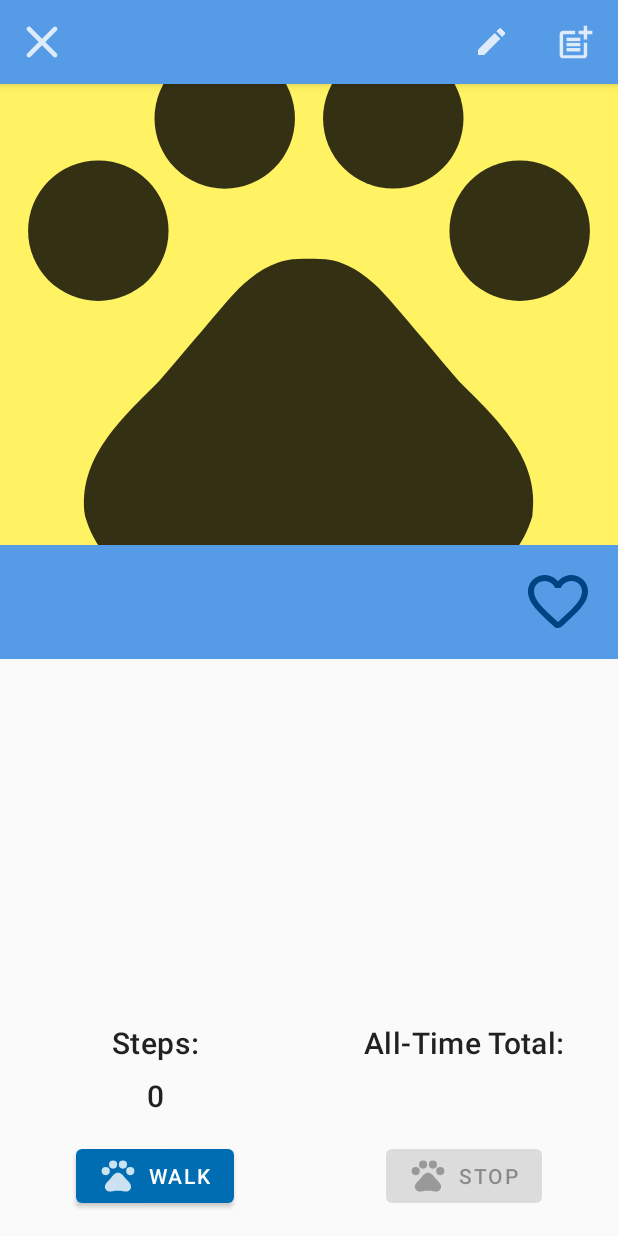
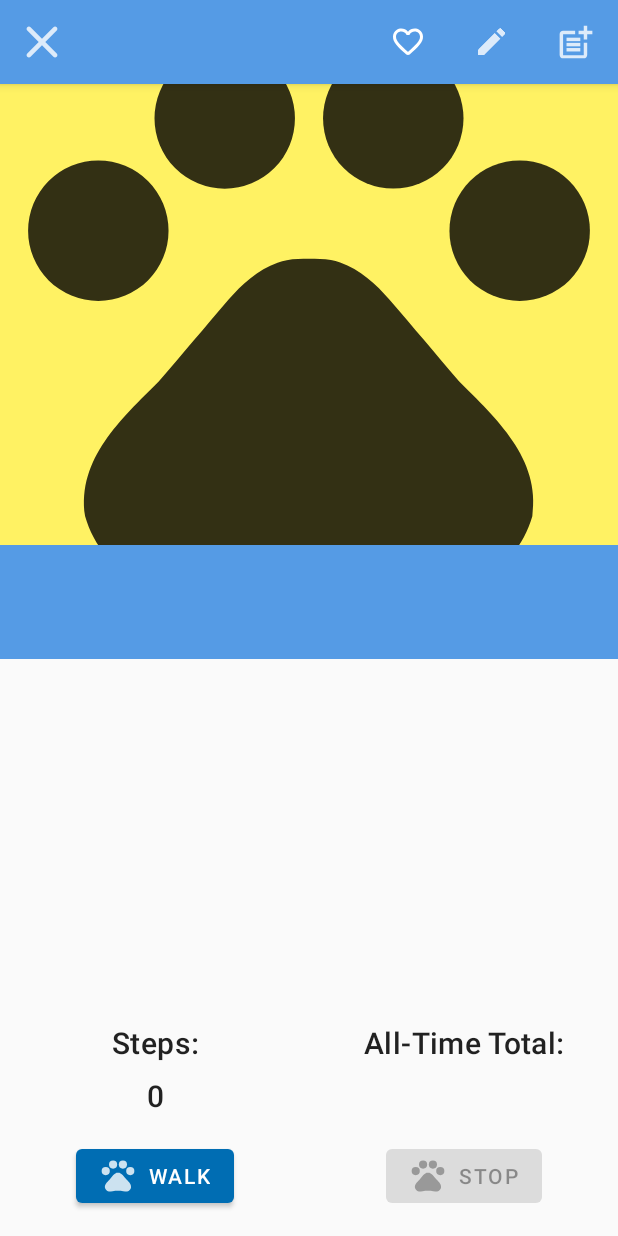
Before and after one commit to T-Rodgers/DoggieSteps, an Android app: the PetDetailsActivity screen opened directly, with no data from a screen before it, on a phone screen of 412 x 824 dp. Run offline under Robolectric (Android 15) with nearby library versions, the phone set to English and light mode, and no system bars; our stand-ins replace ButterKnife, Room's generated code; 13 statements that could not run were skipped.

Commit message:
Add permission validation necessary for tracking steps in details activity. Rework layout for details. Add smaller favorite button.

```diff
--- a/app/build.gradle
+++ b/app/build.gradle
@@ -62,9 +62,8 @@ dependencies {
 
 
     // Room Database Dependencies
-    def room_version = "2.2.5"
-    implementation "androidx.room:room-runtime:$room_version"
-    annotationProcessor "androidx.room:room-compiler:$room_version"
+    implementation "androidx.room:room-runtime:2.2.6"
+    annotationProcessor "androidx.room:room-compiler:2.2.6"
 
     // ButterKnife Dependencies
     implementation 'com.jakewharton:butterknife:10.2.3'
--- a/app/src/main/java/com/tdr/app/doggiesteps/activities/PetDetailsActivity.java
+++ b/app/src/main/java/com/tdr/app/doggiesteps/activities/PetDetailsActivity.java
@@ -132,14 +132,6 @@ public class PetDetailsActivity extends AppCompatActivity {
 
         googleSignInAccount = GoogleSignIn.getAccountForExtension(this, fitnessOptions);
 
-        if (!GoogleSignIn.hasPermissions(googleSignInAccount, fitnessOptions)) {
-            GoogleSignIn.requestPermissions(
-                    this,
-                    REQUEST_OAUTH_REQUEST_CODE,
-                    googleSignInAccount,
-                    fitnessOptions);
-        }
-
         toolbar.setNavigationOnClickListener(v -> onBackPressed());
 
         stopButton.setEnabled(false);
@@ -191,7 +183,15 @@ public class PetDetailsActivity extends AppCompatActivity {
         });
 
         takeWalkButton.setOnClickListener(v -> {
-            if (isServiceRunning() && petId != preferences.getInt(PREFERENCES_ID, 0)) {
+            if (!GoogleSignIn.hasPermissions(googleSignInAccount, fitnessOptions)) {
+                GoogleSignIn.requestPermissions(
+                        this,
+                        REQUEST_OAUTH_REQUEST_CODE,
+                        googleSignInAccount,
+                        fitnessOptions);
+
+                CustomToastUtils.buildCustomToast(this, "Needs Access to read Steps");
+            } else if (isServiceRunning() && petId != preferences.getInt(PREFERENCES_ID, 0)) {
                 CustomToastUtils.buildCustomToast(this,
                         getString(R.string.already_walking_toast_message,
                                 preferences.getString(PREFERENCES_PET_NAME, "")));
--- a/app/src/main/res/drawable/favorite_button_48dp.xml
+++ b/app/src/main/res/drawable/favorite_button_24dp.xml
@@ -1,12 +1,12 @@
 <?xml version="1.0" encoding="utf-8"?>
 <selector xmlns:android="http://schemas.android.com/apk/res/android">
     <item
-        android:drawable="@drawable/ic_round_favorite_outline_48dp"
+        android:drawable="@drawable/ic_round_favorite_outline_24dp"
         android:state_checked="false"
         />
     <item
-        android:drawable="@drawable/ic_round_favorite_filled_48dp"
+        android:drawable="@drawable/ic_round_favorite_filled_24dp"
         android:state_checked="true"
         />
-    <item android:drawable="@drawable/ic_round_favorite_outline_48dp" />
+    <item android:drawable="@drawable/ic_round_favorite_outline_24dp" />
 </selector>
--- /dev/null
+++ b/app/src/main/res/drawable/ic_round_favorite_filled_24dp.xml
@@ -0,0 +1,5 @@
+<vector android:autoMirrored="true" android:height="24dp"
+    android:tint="#FFFFFF" android:viewportHeight="24"
+    android:viewportWidth="24" android:width="24dp" xmlns:android="http://schemas.android.com/apk/res/android">
+    <path android:fillColor="@android:color/white" android:pathData="M13.35,20.13c-0.76,0.69 -1.93,0.69 -2.69,-0.01l-0.11,-0.1C5.3,15.27 1.87,12.16 2,8.28c0.06,-1.7 0.93,-3.33 2.34,-4.29 2.64,-1.8 5.9,-0.96 7.66,1.1 1.76,-2.06 5.02,-2.91 7.66,-1.1 1.41,0.96 2.28,2.59 2.34,4.29 0.14,3.88 -3.3,6.99 -8.55,11.76l-0.1,0.09z"/>
+</vector>
--- /dev/null
+++ b/app/src/main/res/drawable/ic_round_favorite_outline_24dp.xml
@@ -0,0 +1,5 @@
+<vector android:autoMirrored="true" android:height="24dp"
+    android:tint="#FFFFFF" android:viewportHeight="24"
+    android:viewportWidth="24" android:width="24dp" xmlns:android="http://schemas.android.com/apk/res/android">
+    <path android:fillColor="@android:color/white" android:pathData="M19.66,3.99c-2.64,-1.8 -5.9,-0.96 -7.66,1.1 -1.76,-2.06 -5.02,-2.91 -7.66,-1.1 -1.4,0.96 -2.28,2.58 -2.34,4.29 -0.14,3.88 3.3,6.99 8.55,11.76l0.1,0.09c0.76,0.69 1.93,0.69 2.69,-0.01l0.11,-0.1c5.25,-4.76 8.68,-7.87 8.55,-11.75 -0.06,-1.7 -0.94,-3.32 -2.34,-4.28zM12.1,18.55l-0.1,0.1 -0.1,-0.1C7.14,14.24 4,11.39 4,8.5 4,6.5 5.5,5 7.5,5c1.54,0 3.04,0.99 3.57,2.36h1.87C13.46,5.99 14.96,5 16.5,5c2,0 3.5,1.5 3.5,3.5 0,2.89 -3.14,5.74 -7.9,10.05z"/>
+</vector>
--- a/app/src/main/res/layout/activity_pet_details.xml
+++ b/app/src/main/res/layout/activity_pet_details.xml
@@ -20,6 +20,24 @@
             <RelativeLayout
                 android:layout_width="match_parent"
                 android:layout_height="match_parent">
+
+                <ToggleButton
+                    android:id="@+id/details_favorite_button"
+                    android:layout_width="24dp"
+                    android:layout_height="24dp"
+                    android:layout_marginRight="16dp"
+                    android:layout_marginEnd="16dp"
+                    android:layout_marginTop="16dp"
+                    android:layout_marginBottom="8dp"
+                    android:gravity="center"
+                    android:background="@android:color/transparent"
+                    android:button="@drawable/favorite_button_24dp"
+                    android:contentDescription="@string/content_description_favorite_button"
+                    android:textOff=""
+                    android:textOn=""
+                    android:layout_toLeftOf="@id/edit_pet_icon"
+                    app:buttonTint="@color/primaryDarkColor"
+                    tools:checked="true" />
 
                 <ImageButton
                     android:id="@+id/edit_pet_icon"
@@ -165,24 +183,6 @@
             app:layout_constraintEnd_toEndOf="parent"
             app:layout_constraintStart_toStartOf="@+id/guideline2" />
 
-        <ToggleButton
-            android:id="@+id/details_favorite_button"
-            android:layout_width="48dp"
-            android:layout_height="48dp"
-            android:layout_marginTop="8dp"
-            android:layout_marginEnd="16dp"
-            android:layout_marginRight="16dp"
-            android:layout_marginBottom="8dp"
-            android:background="@android:color/transparent"
-            android:button="@drawable/favorite_button_48dp"
-            android:contentDescription="@string/content_description_favorite_button"
-            android:textOff=""
-            android:textOn=""
-            app:buttonTint="@color/primaryDarkColor"
-            app:layout_constraintBottom_toBottomOf="@+id/title_container"
-            app:layout_constraintEnd_toEndOf="@+id/title_container"
-            app:layout_constraintTop_toTopOf="@+id/title_container"
-            tools:checked="true" />
 
         <TextView
             android:id="@+id/steps_label_text_view"
```
